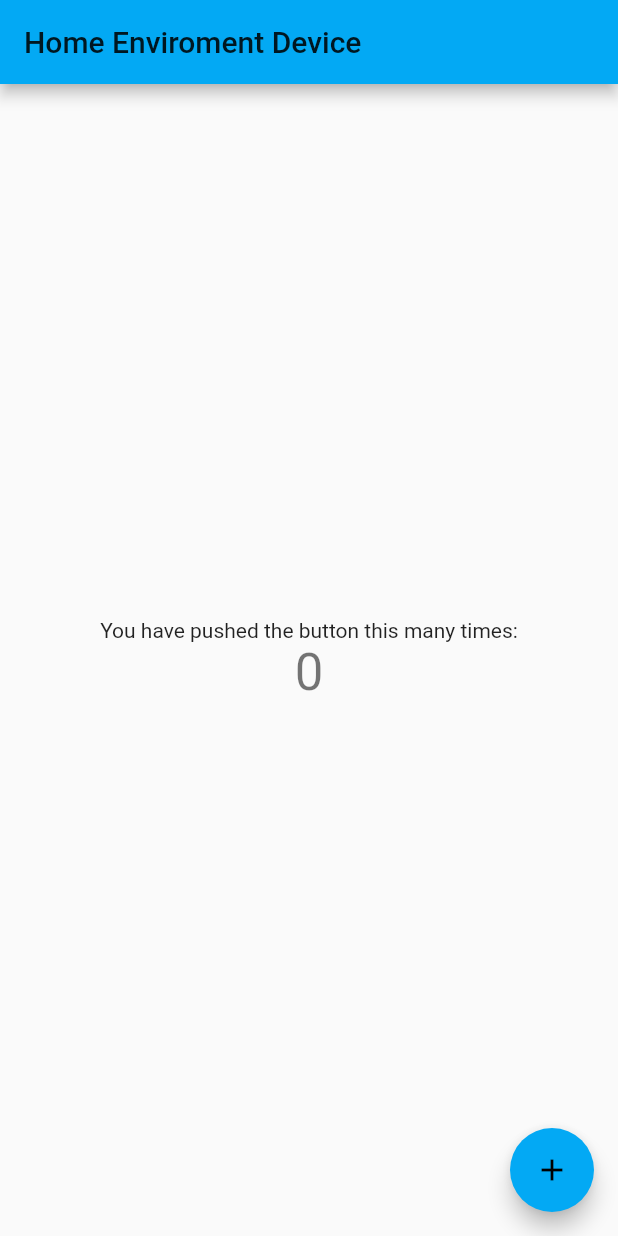
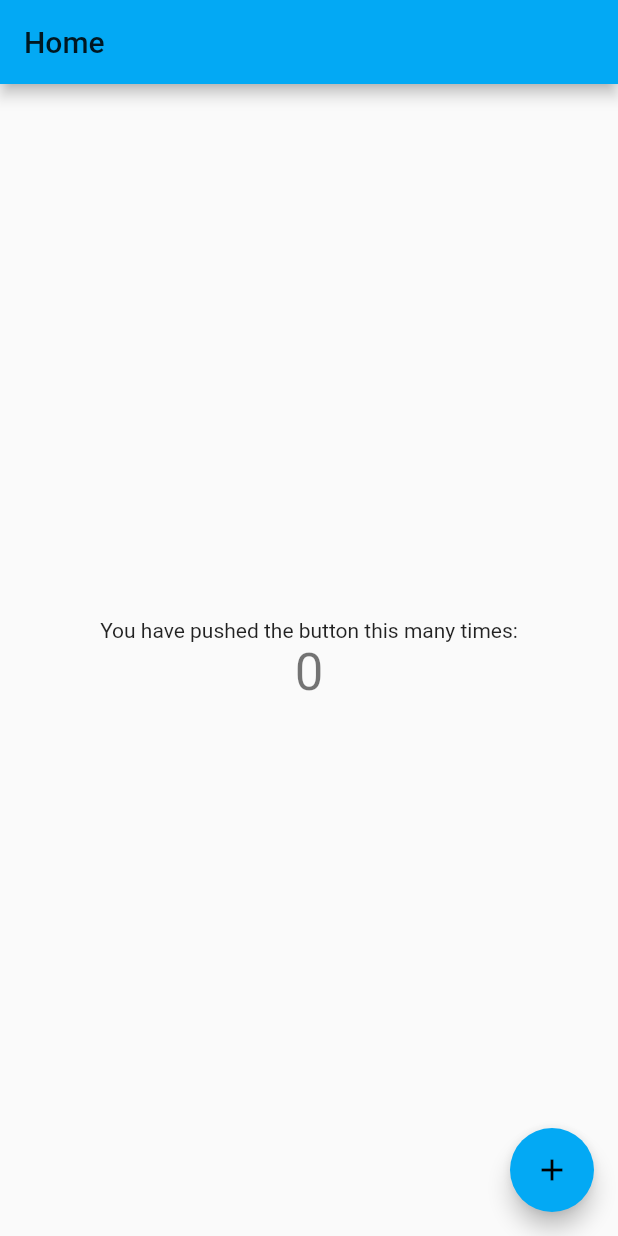
Before and after one commit to Cristocrat/Home-Enviromental-Device, a Flutter app: the screen it shows after launch, on a phone screen of 412 x 824 dp. Run offline on Flutter 3.47's test engine with Material 2 defaults, Android fonts, the phone set to English and light mode, and no system bars.

Commit message:
Update main.dart

```diff
--- a/home_enviroment_device/lib/main.dart
+++ b/home_enviroment_device/lib/main.dart
@@ -27,7 +27,7 @@ class MyApp extends StatelessWidget {
         visualDensity: VisualDensity.adaptivePlatformDensity,
       ),
       home: MyHomePage(
-        title: 'Home Enviroment Device',
+        title: 'Home',
       ),
     );
   }
```
